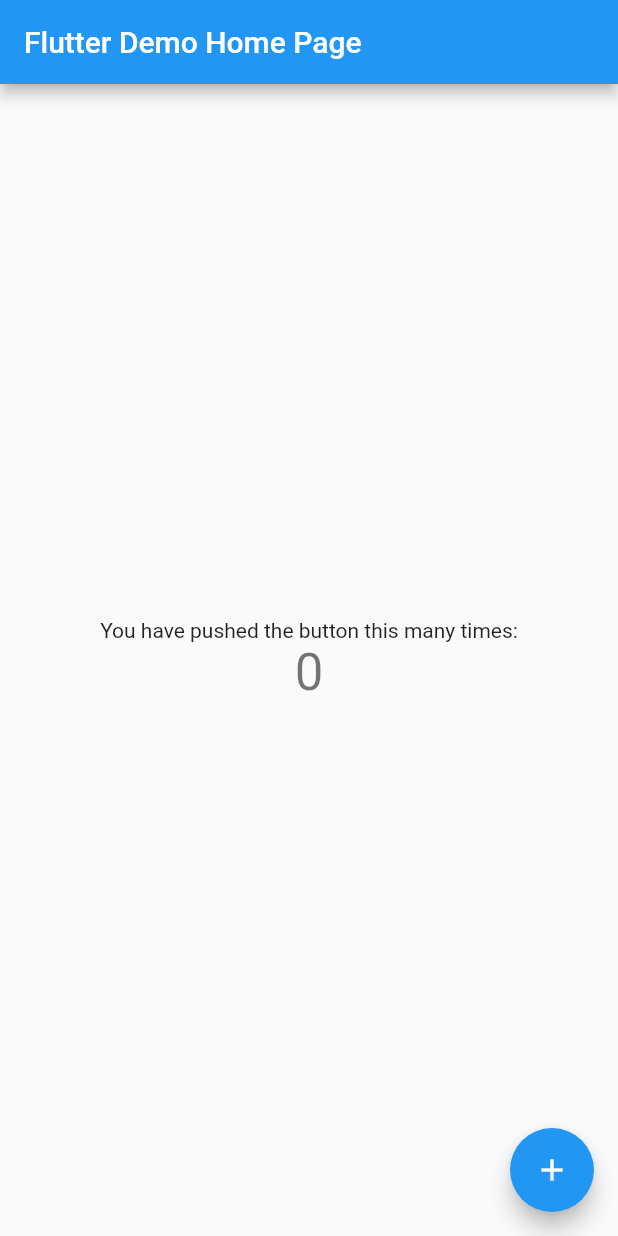
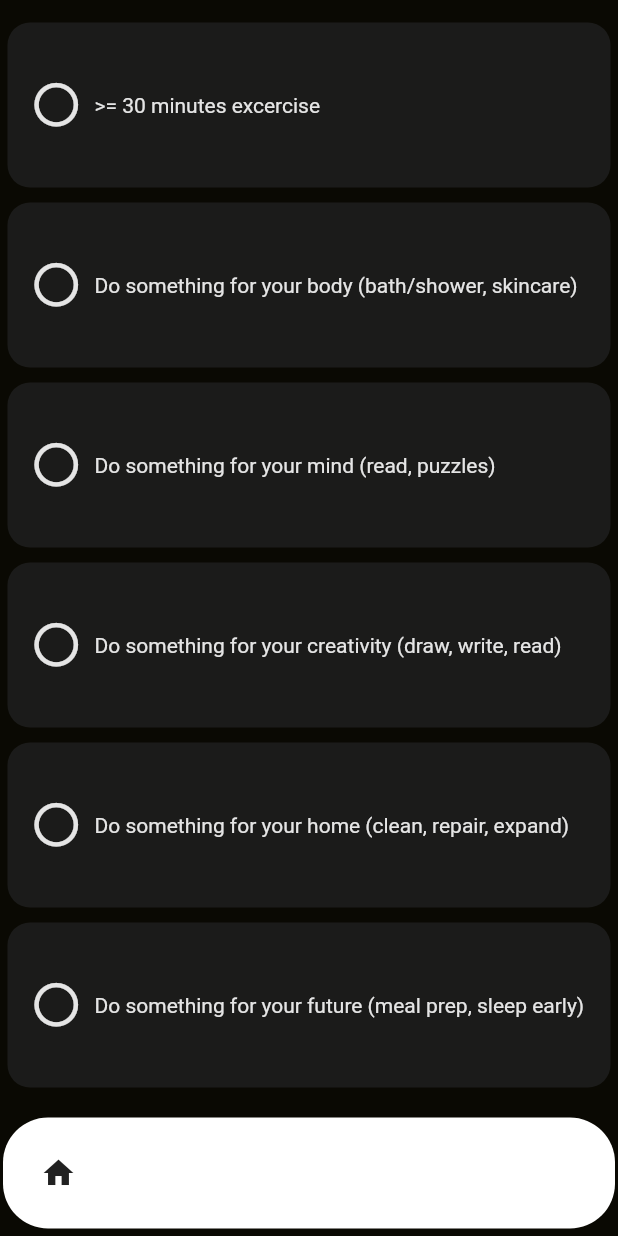
Before and after one commit to mahahahajan/dopamine_box, a Flutter app: the screen it shows after launch, on a phone screen of 412 x 824 dp. Run offline on Flutter 3.47's test engine with Material 2 defaults, Android fonts, the light colour scheme and no system bars; drawn by our look-alikes of dot_navigation_bar; our stand-ins replace device_preview, just_audio.

Commit message:
Almost done with a simple MVP

```diff
--- /dev/null
+++ b/lib/components/essential_task.dart
@@ -0,0 +1,90 @@
+import 'package:dopamine_box/constants.dart';
+import 'package:flutter/material.dart';
+import 'package:just_audio/just_audio.dart';
+
+class EssentialTask extends StatefulWidget {
+  final String taskTitle;
+  final AudioPlayer player;
+  const EssentialTask({Key? key, required this.taskTitle, required this.player})
+      : super(key: key);
+
+  @override
+  State<EssentialTask> createState() => _EssentialTaskState();
+}
+
+class _EssentialTaskState extends State<EssentialTask> {
+  IconData checkboxIcon = Icons.circle_outlined;
+  Color iconColor = white;
+  Color containerBackgroundColor = essentialTaskBackgroundColor;
+  bool checked = false;
+
+  void playSound() async {
+    await widget.player.setAsset(doneSoundPath);
+    widget.player.play();
+  }
+
+  void toggleEssentialTask() {
+    if (!checked) {
+      //TODO: Set to true
+      setState(() {
+        this.checked = true;
+        this.checkboxIcon = Icons.done;
+        this.containerBackgroundColor = otherGreen;
+        playSound();
+        // this.iconColor = green;
+      });
+
+      // containerBackgroundColor =
+    } else {
+      //TODO: Set to false;
+      setState(() {
+        this.checked = false;
+        this.checkboxIcon = Icons.circle_outlined;
+        this.containerBackgroundColor = essentialTaskBackgroundColor;
+        // this.iconColor = white;
+      });
+    }
+  }
+
+  @override
+  Widget build(BuildContext context) {
+    return Expanded(
+      child: GestureDetector(
+        onLongPress: () {
+          print("Checked item 2");
+          toggleEssentialTask();
+        },
+        child: Container(
+          margin: const EdgeInsets.fromLTRB(0, 5, 0, 5),
+          padding: const EdgeInsets.fromLTRB(15, 0, 1, 0),
+          decoration: BoxDecoration(
+            borderRadius: BorderRadius.all(
+              const Radius.circular(15),
+            ),
+            color: containerBackgroundColor,
+          ),
+          // color: Colors.black,
+          child: Row(
+            // color: green,
+            children: [
+              Icon(
+                checkboxIcon,
+                size: 35,
+                color: iconColor,
+              ),
+              SizedBox(
+                width: 8,
+              ),
+              Text(
+                widget.taskTitle,
+                style: TextStyle(
+                  color: white,
+                ),
+              ),
+            ],
+          ),
+        ),
+      ),
+    );
+  }
+}
--- /dev/null
+++ b/lib/components/task_list_holder.dart
@@ -0,0 +1,72 @@
+import 'package:dopamine_box/components/essential_task.dart';
+import 'package:dopamine_box/constants.dart';
+import 'package:flutter/material.dart';
+import 'package:just_audio/just_audio.dart';
+
+class TaskListHolder extends StatefulWidget {
+  TaskListHolder({Key? key}) : super(key: key);
+
+  @override
+  State<TaskListHolder> createState() => _TaskListHolderState();
+}
+
+class _TaskListHolderState extends State<TaskListHolder> {
+  late AudioPlayer player;
+
+  @override
+  void initState() {
+    // TODO: implement initState
+    super.initState();
+    player = AudioPlayer();
+  }
+
+  @override
+  void dispose() {
+    player.dispose();
+    super.dispose();
+  }
+
+  List<String> getTaskList() {
+    //TODO: Get task list from firebase
+    return <String>[
+      ">= 30 minutes excercise ",
+      "Do something for your body (bath/shower, skincare)",
+      "Do something for your mind (read, puzzles)",
+      "Do something for your creativity (draw, write, read)",
+      "Do something for your home (clean, repair, expand)",
+      "Do something for your future (meal prep, sleep early)",
+    ];
+  }
+
+  List<Widget> getTaskWidgets() {
+    List<String> myTaskList = getTaskList();
+    List<Widget> essentialTaskList = [];
+    for (int i = 0; i < myTaskList.length; i++) {
+      Task currTask = new Task(myTaskList[i].toString(), "", "", i, false);
+      // EssentialTask currEssentialTask = currTask.taskTitle;
+      essentialTaskList
+          .add(EssentialTask(player: player, taskTitle: currTask.taskTitle));
+    }
+    return essentialTaskList;
+  }
+
+  @override
+  Widget build(BuildContext context) {
+    return Column(
+      mainAxisAlignment: MainAxisAlignment.spaceEvenly,
+      // crossAxisAlignment: CrossAxisAlignment.stretch,
+      children: getTaskWidgets(),
+    );
+  }
+}
+
+class Task {
+  String taskTitle;
+  String taskSubTitle;
+  String taskColor;
+  int taskNumber;
+  bool checked;
+
+  Task(this.taskTitle, this.taskSubTitle, this.taskColor, this.taskNumber,
+      this.checked);
+}
--- /dev/null
+++ b/lib/constants.dart
@@ -0,0 +1,18 @@
+//DEV: Color Palette / All colors in app
+import 'package:flutter/material.dart';
+
+const Color darkThemeBackgroundColor = Color(0xFF0A0903);
+const Color darkThemeTextColor = Color(0xFFE5E5E5);
+const Color essentialTaskBackgroundColor = Color(0xFF1B1B1A);
+const Color black = Color(0xFF1B1B1A);
+const Color white = Color(0xFFE5E5E5);
+const Color red = Color(0xFFFF1654);
+const Color orange = Color(0xFFD74E09);
+const Color yellow = Color(0xFFFF7F11);
+const Color green = Color(0xFF09814A);
+const Color greenAlternate1 = Color(0xFF06d6a0);
+const Color otherGreen = Color.fromARGB(255, 4, 134, 74);
+const Color blue = Color(0xFF247BA0);
+const Color purple = Color(0xFFBC69AA);
+
+const String doneSoundPath = 'assets/sounds/done.mp3';
--- a/lib/main.dart
+++ b/lib/main.dart
@@ -1,115 +1,68 @@
+import 'package:device_preview/device_preview.dart';
+import 'package:dopamine_box/constants.dart';
+import 'package:dopamine_box/screens/home_screen.dart';
+import 'package:flutter/foundation.dart';
 import 'package:flutter/material.dart';
 
 void main() {
-  runApp(const MyApp());
+  runApp(const DopamineBoxApp());
 }
 
-class MyApp extends StatelessWidget {
-  const MyApp({Key? key}) : super(key: key);
+class DopamineBoxApp extends StatelessWidget {
+  const DopamineBoxApp({Key? key}) : super(key: key);
 
   // This widget is the root of your application.
   @override
   Widget build(BuildContext context) {
     return MaterialApp(
-      title: 'Flutter Demo',
-      theme: ThemeData(
-        // This is the theme of your application.
-        //
-        // Try running your application with "flutter run". You'll see the
-        // application has a blue toolbar. Then, without quitting the app, try
-        // changing the primarySwatch below to Colors.green and then invoke
-        // "hot reload" (press "r" in the console where you ran "flutter run",
-        // or simply save your changes to "hot reload" in a Flutter IDE).
-        // Notice that the counter didn't reset back to zero; the application
-        // is not restarted.
-        primarySwatch: Colors.blue,
+      title: 'Dopamine Box',
+      theme: ThemeData.dark().copyWith(
+        useMaterial3: true,
+        scaffoldBackgroundColor: darkThemeBackgroundColor,
+//         // backgroundColor: darkThemeBackgroundColor,
+//         // textTheme: GoogleFonts.poppinsTextTheme().apply(
+//         //   bodyColor: headerTextColor,
+//         // ),
+//         applyElevationOverlayColor: false,
+//       ),
+        applyElevationOverlayColor: false,
       ),
-      home: const MyHomePage(title: 'Flutter Demo Home Page'),
+      home: DopamineBoxHomeScreen(),
     );
   }
 }
 
-class MyHomePage extends StatefulWidget {
-  const MyHomePage({Key? key, required this.title}) : super(key: key);
 
-  // This widget is the home page of your application. It is stateful, meaning
-  // that it has a State object (defined below) that contains fields that affect
-  // how it looks.
+// void main() {
+//   runApp(
+//     DevicePreview(
+//       enabled: !kReleaseMode,
+//       builder: (context) => const DopamineBoxApp(), // Wrap your app
+//     ),
+//   );
+// }
 
-  // This class is the configuration for the state. It holds the values (in this
-  // case the title) provided by the parent (in this case the App widget) and
-  // used by the build method of the State. Fields in a Widget subclass are
-  // always marked "final".
+// class DopamineBoxApp extends StatelessWidget {
+//   const DopamineBoxApp({Key? key}) : super(key: key);
 
-  final String title;
-
-  @override
-  State<MyHomePage> createState() => _MyHomePageState();
-}
-
-class _MyHomePageState extends State<MyHomePage> {
-  int _counter = 0;
-
-  void _incrementCounter() {
-    setState(() {
-      // This call to setState tells the Flutter framework that something has
-      // changed in this State, which causes it to rerun the build method below
-      // so that the display can reflect the updated values. If we changed
-      // _counter without calling setState(), then the build method would not be
-      // called again, and so nothing would appear to happen.
-      _counter++;
-    });
-  }
-
-  @override
-  Widget build(BuildContext context) {
-    // This method is rerun every time setState is called, for instance as done
-    // by the _incrementCounter method above.
-    //
-    // The Flutter framework has been optimized to make rerunning build methods
-    // fast, so that you can just rebuild anything that needs updating rather
-    // than having to individually change instances of widgets.
-    return Scaffold(
-      appBar: AppBar(
-        // Here we take the value from the MyHomePage object that was created by
-        // the App.build method, and use it to set our appbar title.
-        title: Text(widget.title),
-      ),
-      body: Center(
-        // Center is a layout widget. It takes a single child and positions it
-        // in the middle of the parent.
-        child: Column(
-          // Column is also a layout widget. It takes a list of children and
-          // arranges them vertically. By default, it sizes itself to fit its
-          // children horizontally, and tries to be as tall as its parent.
-          //
-          // Invoke "debug painting" (press "p" in the console, choose the
-          // "Toggle Debug Paint" action from the Flutter Inspector in Android
-          // Studio, or the "Toggle Debug Paint" command in Visual Studio Code)
-          // to see the wireframe for each widget.
-          //
-          // Column has various properties to control how it sizes itself and
-          // how it positions its children. Here we use mainAxisAlignment to
-          // center the children vertically; the main axis here is the vertical
-          // axis because Columns are vertical (the cross axis would be
-          // horizontal).
-          mainAxisAlignment: MainAxisAlignment.center,
-          children: <Widget>[
-            const Text(
-              'You have pushed the button this many times:',
-            ),
-            Text(
-              '$_counter',
-              style: Theme.of(context).textTheme.headline4,
-            ),
-          ],
-        ),
-      ),
-      floatingActionButton: FloatingActionButton(
-        onPressed: _incrementCounter,
-        tooltip: 'Increment',
-        child: const Icon(Icons.add),
-      ), // This trailing comma makes auto-formatting nicer for build methods.
-    );
-  }
-}
+//   // This widget is the root of your application.
+//   @override
+//   Widget build(BuildContext context) {
+//     return MaterialApp(
+//       title: 'Dopamine Box',
+//       useInheritedMediaQuery: true,
+//       locale: DevicePreview.locale(context),
+//       builder: DevicePreview.appBuilder,
+//       theme: ThemeData.dark().copyWith(
+//         useMaterial3: true,
+//         scaffoldBackgroundColor: darkThemeBackgroundColor,
+//         // backgroundColor: darkThemeBackgroundColor,
+//         // textTheme: GoogleFonts.poppinsTextTheme().apply(
+//         //   bodyColor: headerTextColor,
+//         // ),
+//         applyElevationOverlayColor: false,
+//       ),
+//       home: DopamineBoxHomeScreen(),
+//     );
+//   }
+// }
--- /dev/null
+++ b/lib/screens/home_screen.dart
@@ -0,0 +1,78 @@
+import 'package:dopamine_box/components/task_list_holder.dart';
+import 'package:dopamine_box/constants.dart';
+import 'package:dot_navigation_bar/dot_navigation_bar.dart';
+import 'package:flutter/material.dart';
+
+class DopamineBoxHomeScreen extends StatefulWidget {
+  DopamineBoxHomeScreen({Key? key}) : super(key: key);
+
+  @override
+  State<DopamineBoxHomeScreen> createState() => _DopamineBoxHomeScreenState();
+}
+
+class _DopamineBoxHomeScreenState extends State<DopamineBoxHomeScreen> {
+  @override
+  Widget build(BuildContext context) {
+    var deviceData = MediaQuery.of(context);
+    var fullHeight = deviceData.size.height -
+        MediaQuery.of(context).padding.top -
+        MediaQuery.of(context).padding.bottom;
+    return SafeArea(
+      child: Scaffold(
+        body: Column(
+          mainAxisAlignment: MainAxisAlignment.center,
+          crossAxisAlignment: CrossAxisAlignment.stretch,
+          children: [
+            Expanded(
+              child: Container(
+                padding: const EdgeInsets.fromLTRB(5, 10, 5, 10),
+                // padding: const EdgeInsets.fromLTRB(10, 5, 1, 5),
+                // color: white,
+                // height: fullHeight,
+                child: TaskListHolder(),
+              ),
+            ),
+          ],
+        ),
+        //TODO: Fix this navigation bar -- just make a custom one
+        bottomNavigationBar: DotNavigationBar(
+          currentIndex: 0,
+          onTap: (index) {
+            print("Tapped");
+          },
+          // margin: const EdgeInsets.fromLTRB(1, 0, 1, 0),
+          // dotIndicatorColor: Colors.black,
+          marginR: const EdgeInsets.fromLTRB(2, 5, 2, 5),
+          paddingR: const EdgeInsets.fromLTRB(1, 15, 1, 15),
+          dotIndicatorColor: Colors.transparent,
+          boxShadow: const [
+            BoxShadow(
+                color: Colors.transparent,
+                spreadRadius: 10,
+                blurRadius: 0,
+                offset: Offset(0, 0))
+          ],
+          items: [
+            /// Home
+            DotNavigationBarItem(
+              icon: Icon(Icons.home),
+              // selectedColor: Colors.purple,
+            ),
+
+            /// Likes
+            DotNavigationBarItem(
+              icon: Icon(Icons.favorite_border),
+              // selectedColor: Colors.pink,
+            ),
+
+            /// Search
+            DotNavigationBarItem(
+              icon: Icon(Icons.search),
+              // selectedColor: Colors.orange,
+            ),
+          ],
+        ),
+      ),
+    );
+  }
+}
```
Also changed, not shown: pubspec.yaml (+6 -3 lines), pubspec.lock, 12 other files.
